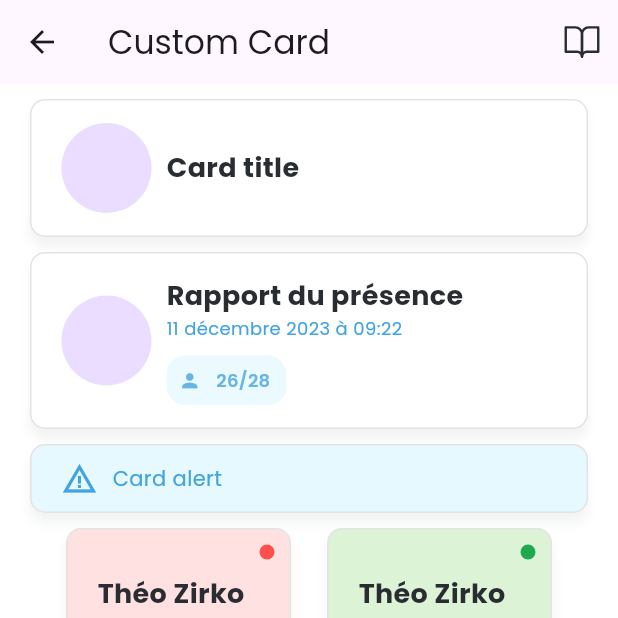
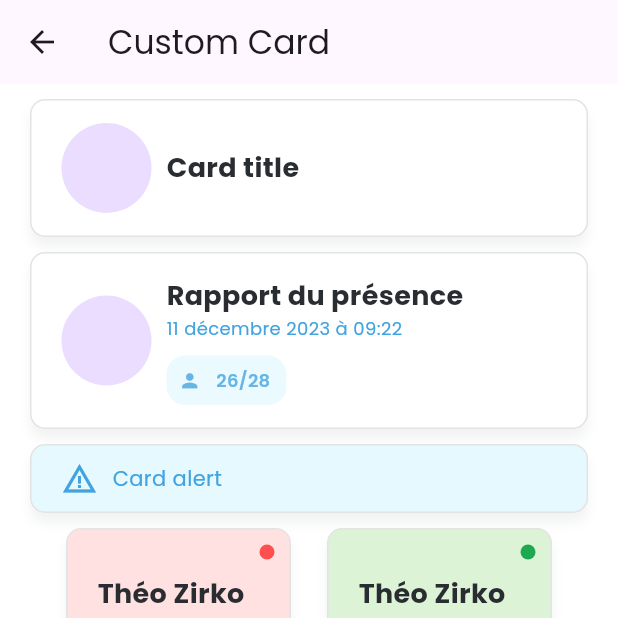
Before and after one commit to Edukever/schoolap-mobile-ui, a Flutter app: the CustomCard screen opened directly, on a phone screen of 412 x 824 dp, the top half of it. Run offline on Flutter 3.47's test engine with Material 3 defaults, Android fonts, the phone set to English and light mode, and no system bars; drawn by our look-alikes of auto_size_text; our stand-ins replace dropdown_button2, equatable, flutter_form_builder, flutter_svg, popover.

Commit message:
feat: Update custom_card.dart
- Removed unnecessary actions from the app bar.
- Updated the SPPopMenuButton with new ListItem widgets.
- Removed deprecated code and optimized layout.

```diff
--- a/example/lib/fields/custom_card.dart
+++ b/example/lib/fields/custom_card.dart
@@ -9,16 +9,7 @@ class CustomCard extends StatelessWidget {
     return Scaffold(
       appBar: AppBar(
         title: const Text("Custom Card"),
-        actions: [
-          //SPPopMenuButton(),
-          CustomPopupMenu(
-            iconPath: AppIconsData.classe,
-            items: [
-              HorizontalPopupMenuItem(value: 1, child: const Text("Classe")),
-              HorizontalPopupMenuItem(value: 1, child: const Text("Classe")),
-            ],
-          )
-        ],
+        actions: const [],
       ),
       body: SingleChildScrollView(
         padding: const EdgeInsets.symmetric(horizontal: 20),
@@ -90,11 +81,7 @@ class CustomCard extends StatelessWidget {
                 ),
               ],
             ),
-            SPPopMenuButton(
-                iconPath: AppIconsData.modifier,
-                iconColor: Colors.amber,
-                handleIconTap: (p0) => debugPrint(p0),
-                items: [
+            SPPopMenuButton(iconPath: AppIconsData.modifier, iconColor: Colors.amber, handleIconTap: (p0) => debugPrint(p0), items: [
               ListItem(
                 value: 'modifier',
                 label: 'Modifier',
@@ -116,17 +103,14 @@ class CustomCard extends StatelessWidget {
               // AppIconsData.archiver,
             ]),
             const SizedBox(height: 10),
-            const SCardWithImage(
-                label: "Écrire un communiquer",
-                imagePath: "assets/images/pen.png"),
+            const SCardWithImage(label: "Écrire un communiquer", imagePath: "assets/images/pen.png"),
             const SizedBox(height: 10),
             SPCardTile(
               constraints: const BoxConstraints(maxWidth: double.infinity),
               title: "Titre du communique",
               subtitle: '11 décembre 2023 à 09:22',
               subtitleColor: const Color(0xFF41A3DF),
-              floatContentRight:
-                  Positioned(top: -10, right: 0, child: cardWithSmallOpacity()),
+              floatContentRight: Positioned(top: -10, right: 0, child: cardWithSmallOpacity()),
             ),
             const SizedBox(height: 10),
             GestureDetector(
@@ -136,9 +120,7 @@ class CustomCard extends StatelessWidget {
                 subtitle: '11 décembre 2023 à 09:22',
                 subtitleColor: const Color(0xFF41A3DF),
                 leading: Container(),
-                subWidget: Padding(
-                    padding: const EdgeInsets.only(top: 10),
-                    child: cardWithSmallOpacity()),
+                subWidget: Padding(padding: const EdgeInsets.only(top: 10), child: cardWithSmallOpacity()),
               ),
             ),
             const SizedBox(height: 10),
```
Lines whose indentation alone changed are shown as unchanged.
